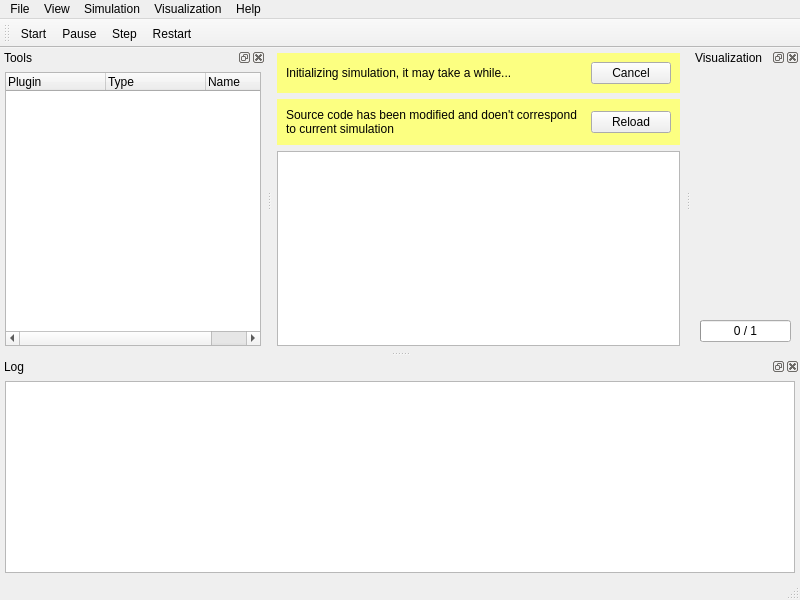
Qt form app/gui/MainWindow.ui (GeorgievLab/CeCe) before a commit.
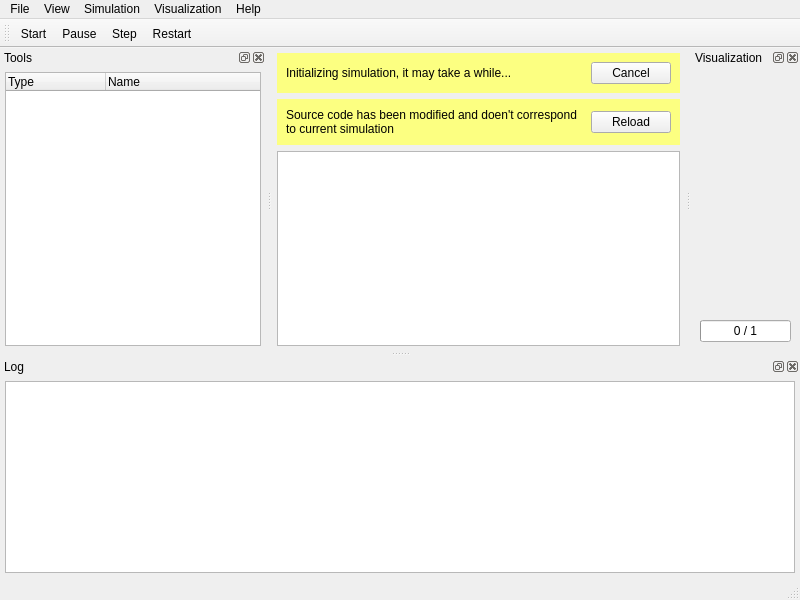
The same form after that commit. Icons and pictures are not drawn. Custom widgets are drawn as their Qt base class.

Commit message: Added listing of supported objects from plugins.

```diff
--- a/app/gui/MainWindow.ui
+++ b/app/gui/MainWindow.ui
@@ -259,11 +259,6 @@
        <attribute name="headerStretchLastSection">
         <bool>true</bool>
        </attribute>
-       <column>
-        <property name="text">
-         <string>Plugin</string>
-        </property>
-       </column>
        <column>
         <property name="text">
          <string>Type</string>
```
The commit also changes 4 other files.
